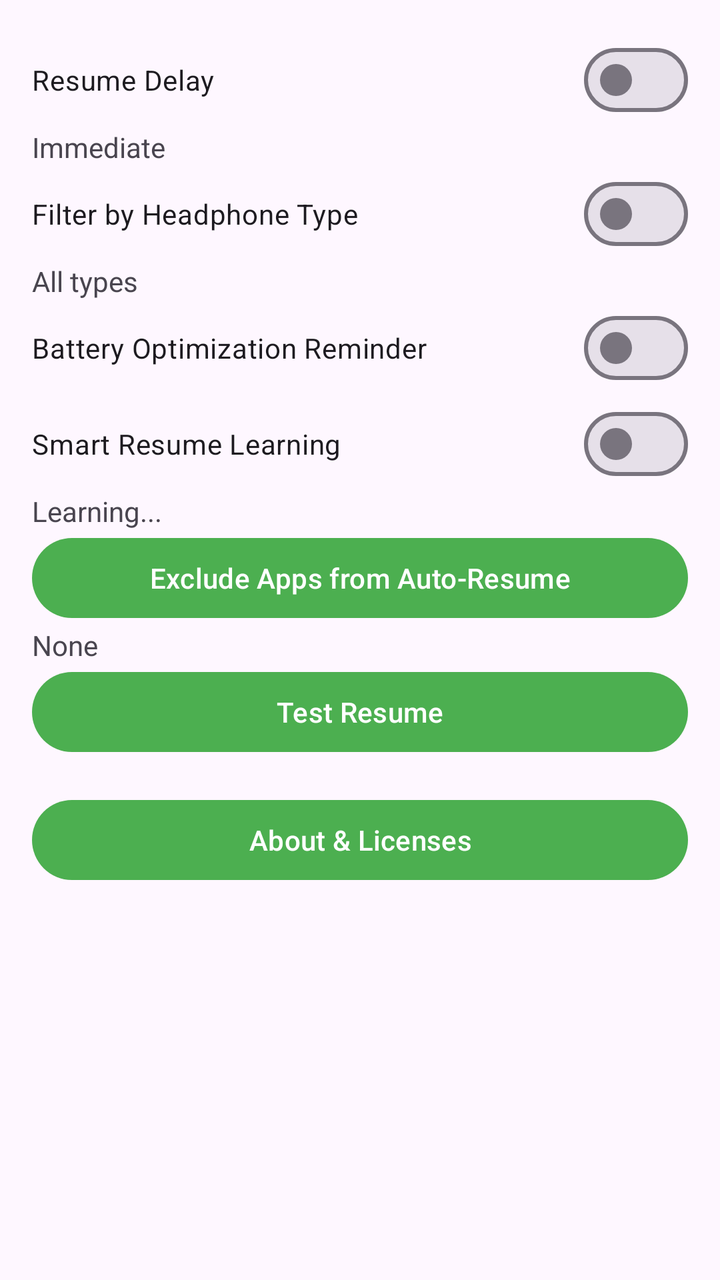
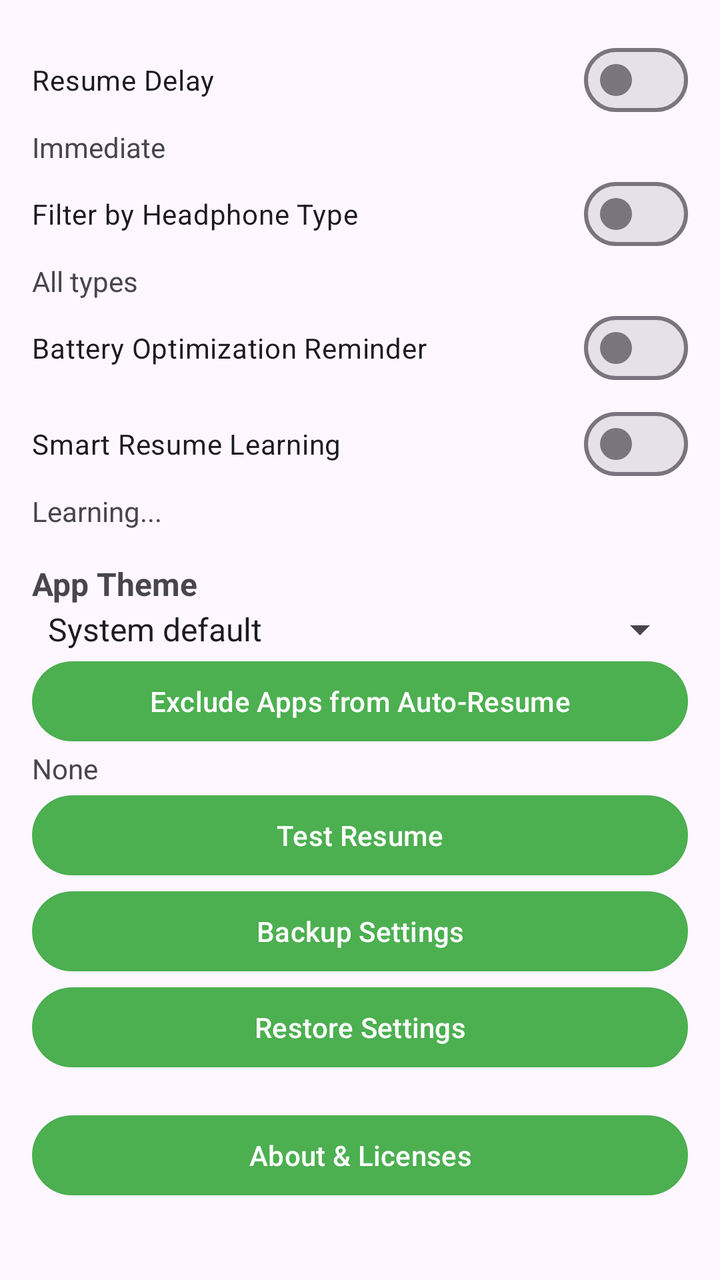

Two renders of the same Android screen: before a commit and after it. Below are the layout's source before the change and the commit's diff.
<!-- AndroidManifest.xml: activity theme Theme.AutoPlay.Settings -->
<!-- res/layout/fragment_settings.xml -->
<?xml version="1.0" encoding="utf-8"?>
<LinearLayout
    xmlns:android="http://schemas.android.com/apk/res/android"
    android:layout_width="match_parent"
    android:layout_height="match_parent"
    android:orientation="vertical"
    android:padding="16dp">

    <com.google.android.material.materialswitch.MaterialSwitch
        android:id="@+id/delay_switch"
        android:layout_width="match_parent"
        android:layout_height="wrap_content"
        android:text="@string/settings_resume_delay_title" />

    <TextView
        android:id="@+id/delay_value_text"
        android:layout_width="match_parent"
        android:layout_height="wrap_content"
        android:text="Immediate"
        android:textColor="?android:attr/textColorSecondary" />

    <com.google.android.material.materialswitch.MaterialSwitch
        android:id="@+id/filter_switch"
        android:layout_width="match_parent"
        android:layout_height="wrap_content"
        android:text="@string/settings_filter_headphones_title" />

    <TextView
        android:id="@+id/filter_value_text"
        android:layout_width="match_parent"
        android:layout_height="wrap_content"
        android:text="All types"
        android:textColor="?android:attr/textColorSecondary" />

    <com.google.android.material.materialswitch.MaterialSwitch
        android:id="@+id/battery_switch"
        android:layout_width="match_parent"
        android:layout_height="wrap_content"
        android:text="@string/settings_battery_reminder_title" />

    <com.google.android.material.materialswitch.MaterialSwitch
        android:id="@+id/smart_resume_switch"
        android:layout_width="match_parent"
        android:layout_height="wrap_content"
        android:text="@string/settings_smart_resume_title" />

    <TextView
        android:id="@+id/smart_resume_value_text"
        android:layout_width="match_parent"
        android:layout_height="wrap_content"
        android:text="Learning..."
        android:textColor="?android:attr/textColorSecondary" />

    <Button
        android:id="@+id/excluded_apps_button"
        android:layout_width="match_parent"
        android:layout_height="wrap_content"
        android:text="@string/settings_exclude_apps_title" />

    <TextView
        android:id="@+id/excluded_apps_value_text"
        android:layout_width="match_parent"
        android:layout_height="wrap_content"
        android:text="None"
        android:textColor="?android:attr/textColorSecondary" />

    <Button
        android:id="@+id/test_resume_button"
        android:layout_width="match_parent"
        android:layout_height="wrap_content"
        android:text="@string/settings_test_resume" />

    <Button
        android:id="@+id/about_button"
        android:layout_width="match_parent"
        android:layout_height="wrap_content"
        android:layout_marginTop="16dp"
        android:text="@string/settings_about_title" />
</LinearLayout>
<!-- resources referenced by this layout -->
<resources>
  <string name="settings_about_title">About &amp; Licenses</string>
  <string name="settings_battery_reminder_title">Battery Optimization Reminder</string>
  <string name="settings_exclude_apps_title">Exclude Apps from Auto-Resume</string>
  <string name="settings_filter_headphones_title">Filter by Headphone Type</string>
  <string name="settings_resume_delay_title">Resume Delay</string>
  <string name="settings_smart_resume_title">Smart Resume Learning</string>
  <string name="settings_test_resume">Test Resume</string>
  <style name="Theme.AutoPlay.Settings" parent="Theme.Material3.DayNight">
          <item name="colorPrimary">@color/primary</item>
          <item name="colorPrimaryVariant">@color/primary_dark</item>
          <item name="colorOnPrimary">@android:color/white</item>
          <item name="colorSecondary">@color/primary</item>
          <item name="colorSecondaryVariant">@color/primary_dark</item>
          <item name="colorOnSecondary">@android:color/white</item>
          <item name="android:statusBarColor">@color/primary_dark</item>
          <item name="android:navigationBarColor">?attr/colorSurface</item>
          <item name="android:forceDarkAllowed">true</item>
      </style>
  <color name="primary">#4CAF50</color>
  <color name="primary_dark">#388E3C</color>
</resources>

<!-- the commit's change to res/layout/fragment_settings.xml (unified diff, before → after) -->
@@ -1,16 +1,22 @@
 <?xml version="1.0" encoding="utf-8"?>
-<LinearLayout
-    xmlns:android="http://schemas.android.com/apk/res/android"
+<ScrollView xmlns:android="http://schemas.android.com/apk/res/android"
     android:layout_width="match_parent"
     android:layout_height="match_parent"
-    android:orientation="vertical"
-    android:padding="16dp">
+    android:fillViewport="true">
+
+    <LinearLayout
+        android:layout_width="match_parent"
+        android:layout_height="wrap_content"
+        android:orientation="vertical"
+        android:padding="16dp">
 
     <com.google.android.material.materialswitch.MaterialSwitch
         android:id="@+id/delay_switch"
         android:layout_width="match_parent"
         android:layout_height="wrap_content"
-        android:text="@string/settings_resume_delay_title" />
+        android:text="@string/settings_resume_delay_title"
+        android:importantForAccessibility="yes"
+        android:contentDescription="@string/settings_resume_delay_title" />
 
     <TextView
         android:id="@+id/delay_value_text"
@@ -23,7 +29,9 @@
         android:id="@+id/filter_switch"
         android:layout_width="match_parent"
         android:layout_height="wrap_content"
-        android:text="@string/settings_filter_headphones_title" />
+        android:text="@string/settings_filter_headphones_title"
+        android:importantForAccessibility="yes"
+        android:contentDescription="@string/settings_filter_headphones_title" />
 
     <TextView
         android:id="@+id/filter_value_text"
@@ -36,13 +44,17 @@
         android:id="@+id/battery_switch"
         android:layout_width="match_parent"
         android:layout_height="wrap_content"
-        android:text="@string/settings_battery_reminder_title" />
+        android:text="@string/settings_battery_reminder_title"
+        android:importantForAccessibility="yes"
+        android:contentDescription="@string/settings_battery_reminder_title" />
 
     <com.google.android.material.materialswitch.MaterialSwitch
         android:id="@+id/smart_resume_switch"
         android:layout_width="match_parent"
         android:layout_height="wrap_content"
-        android:text="@string/settings_smart_resume_title" />
+        android:text="@string/settings_smart_resume_title"
+        android:importantForAccessibility="yes"
+        android:contentDescription="@string/settings_smart_resume_title" />
 
     <TextView
         android:id="@+id/smart_resume_value_text"
@@ -50,6 +62,22 @@
         android:layout_height="wrap_content"
         android:text="Learning..."
         android:textColor="?android:attr/textColorSecondary" />
+
+    <TextView
+        android:layout_width="match_parent"
+        android:layout_height="wrap_content"
+        android:text="@string/settings_theme_title"
+        android:textSize="16sp"
+        android:textStyle="bold"
+        android:layout_marginTop="16dp" />
+
+    <Spinner
+        android:id="@+id/theme_spinner"
+        android:layout_width="match_parent"
+        android:layout_height="wrap_content"
+        android:entries="@array/theme_entries"
+        android:importantForAccessibility="yes"
+        android:contentDescription="@string/settings_theme_title" />
 
     <Button
         android:id="@+id/excluded_apps_button"
@@ -71,9 +99,26 @@
         android:text="@string/settings_test_resume" />
 
     <Button
+        android:id="@+id/backup_button"
+        android:layout_width="match_parent"
+        android:layout_height="wrap_content"
+        android:text="@string/settings_backup_title"
+        android:importantForAccessibility="yes"
+        android:contentDescription="@string/settings_backup_title" />
+
+    <Button
+        android:id="@+id/restore_button"
+        android:layout_width="match_parent"
+        android:layout_height="wrap_content"
+        android:text="@string/settings_restore_title"
+        android:importantForAccessibility="yes"
+        android:contentDescription="@string/settings_restore_title" />
+
+    <Button
         android:id="@+id/about_button"
         android:layout_width="match_parent"
         android:layout_height="wrap_content"
         android:layout_marginTop="16dp"
         android:text="@string/settings_about_title" />
-</LinearLayout>
+    </LinearLayout>
+</ScrollView>
<!-- resource entries referenced after the edit -->
@@ -1,12 +1,20 @@
 <!-- resources referenced by this layout -->
 <resources>
+  <string-array name="theme_entries">
+          <item>System default</item>
+          <item>Light</item>
+          <item>Dark</item>
+      </string-array>
   <string name="settings_about_title">About &amp; Licenses</string>
+  <string name="settings_backup_title">Backup Settings</string>
   <string name="settings_battery_reminder_title">Battery Optimization Reminder</string>
   <string name="settings_exclude_apps_title">Exclude Apps from Auto-Resume</string>
   <string name="settings_filter_headphones_title">Filter by Headphone Type</string>
+  <string name="settings_restore_title">Restore Settings</string>
   <string name="settings_resume_delay_title">Resume Delay</string>
   <string name="settings_smart_resume_title">Smart Resume Learning</string>
   <string name="settings_test_resume">Test Resume</string>
+  <string name="settings_theme_title">App Theme</string>
   <style name="Theme.AutoPlay.Settings" parent="Theme.Material3.DayNight">
           <item name="colorPrimary">@color/primary</item>
           <item name="colorPrimaryVariant">@color/primary_dark</item>
@@ -16,7 +24,7 @@
           <item name="colorOnSecondary">@android:color/white</item>
           <item name="android:statusBarColor">@color/primary_dark</item>
           <item name="android:navigationBarColor">?attr/colorSurface</item>
-          <item name="android:forceDarkAllowed">true</item>
+          <item name="android:forceDarkAllowed" tools:targetApi="q">true</item>
       </style>
   <color name="primary">#4CAF50</color>
   <color name="primary_dark">#388E3C</color>
